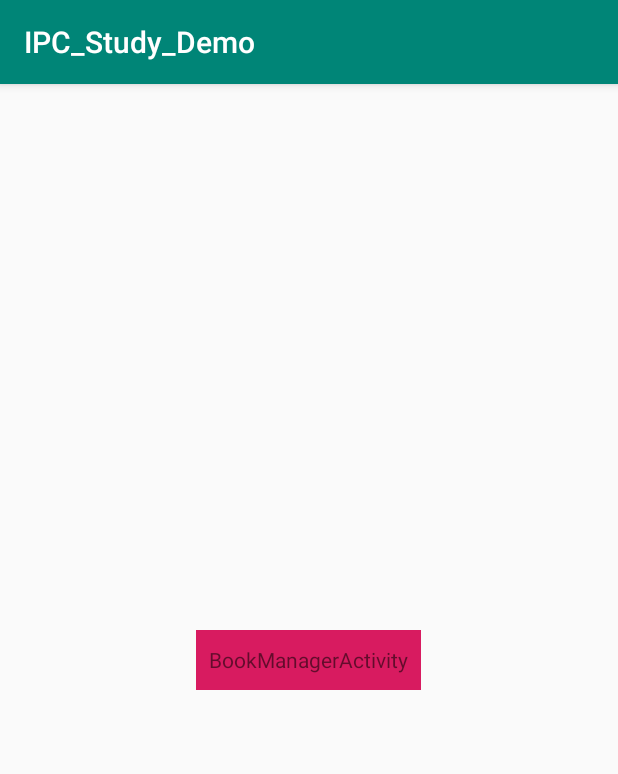
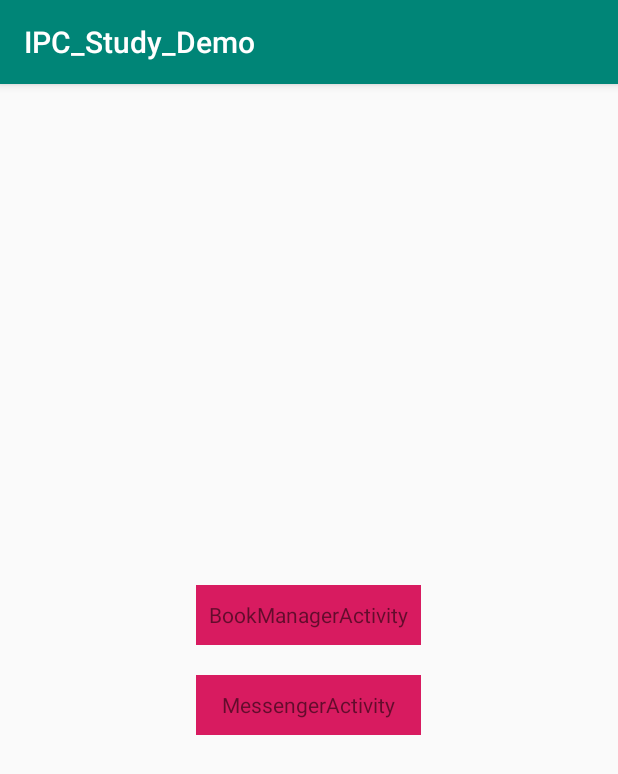
Before and after one commit to rongxianren/IPC_Study_Demo, an Android app: the screen it shows after launch (MainActivity), on a phone screen of 412 x 824 dp. Shown: the top 774 px of the screen. Run offline under Robolectric (Android 15) with nearby library versions, the phone set to English and light mode, and no system bars.

Commit message:
Messenger 跨进程通信

```diff
--- a/app/src/main/java/com/rongxianren/ipc/MainActivity.java
+++ b/app/src/main/java/com/rongxianren/ipc/MainActivity.java
@@ -6,6 +6,7 @@ import android.os.Bundle;
 import android.view.View;
 
 import com.rongxianren.ipc.aidl.BookManagerActivity;
+import com.rongxianren.ipc.messenger.MessengerActivity;
 
 public class MainActivity extends AppCompatActivity {
 
@@ -19,4 +20,9 @@ public class MainActivity extends AppCompatActivity {
         Intent intent = new Intent(this, BookManagerActivity.class);
         startActivity(intent);
     }
+
+    public void goMessengerActivity(View view) {
+        Intent intent = new Intent(this, MessengerActivity.class);
+        startActivity(intent);
+    }
 }
--- a/app/src/main/res/layout/activity_main.xml
+++ b/app/src/main/res/layout/activity_main.xml
@@ -9,12 +9,25 @@
     tools:context=".MainActivity">
 
     <TextView
-        android:background="@color/colorAccent"
         android:layout_width="150dp"
         android:layout_height="40dp"
+        android:background="@color/colorAccent"
         android:gravity="center"
+        android:onClick="goBookManagerActivity"
         android:text="BookManagerActivity"
-        android:onClick="goBookManagerActivity"
+        app:layout_constraintBottom_toBottomOf="parent"
+        app:layout_constraintLeft_toLeftOf="parent"
+        app:layout_constraintRight_toRightOf="parent"
+        app:layout_constraintTop_toTopOf="parent" />
+
+    <TextView
+        android:layout_width="150dp"
+        android:layout_height="40dp"
+        android:layout_marginTop="20dp"
+        android:background="@color/colorAccent"
+        android:gravity="center"
+        android:onClick="goMessengerActivity"
+        android:text="MessengerActivity"
         app:layout_constraintBottom_toBottomOf="parent"
         app:layout_constraintLeft_toLeftOf="parent"
         app:layout_constraintRight_toRightOf="parent"
```
Also changed, not shown: app/src/main/AndroidManifest.xml (+7 -4 lines), app/src/main/java/com/rongxianren/ipc/MyConstant.java (added, +7 -0 lines), app/src/main/java/com/rongxianren/ipc/messenger/MessengerActivity.java (added, +63 -0 lines), app/src/main/java/com/rongxianren/ipc/messenger/MessengerService.java (added, +38 -0 lines), app/src/main/res/layout/activity_messenger.xml (added, +17 -0 lines).
